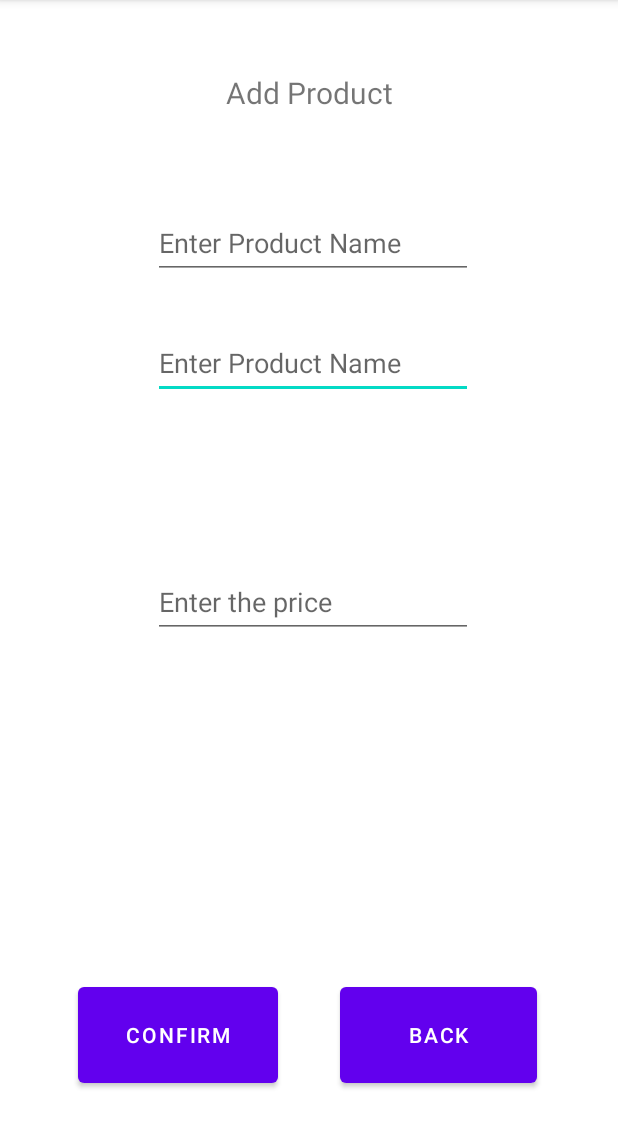
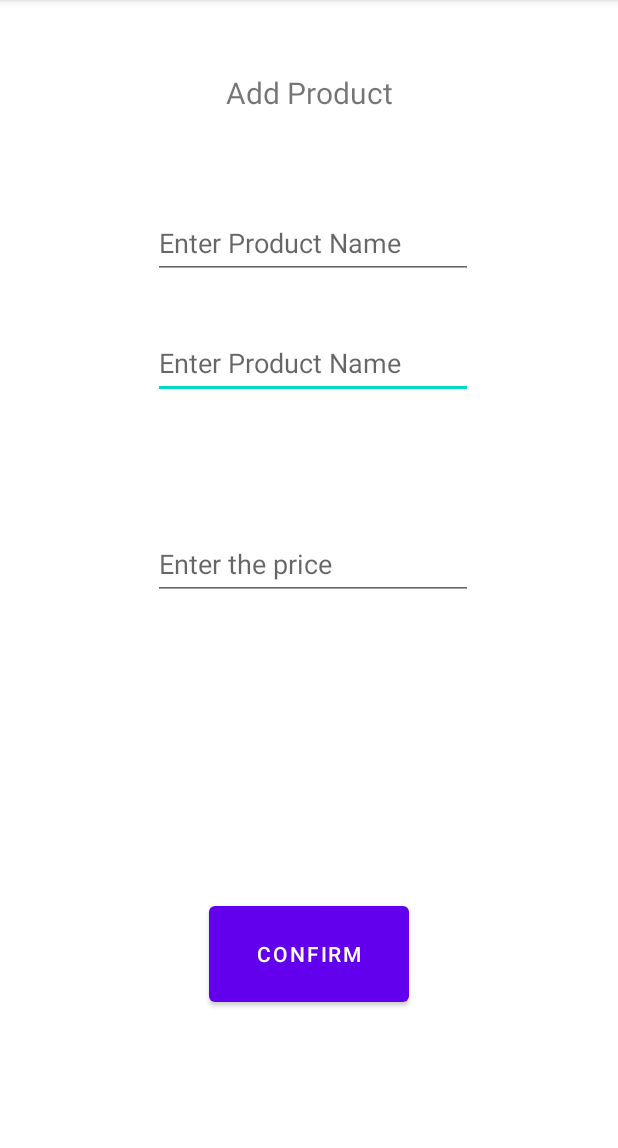
Before and after one commit to muntaqamahmood/eStoreFront, an Android app: the owner_add_product screen opened directly, with no data from a screen before it, on a phone screen of 412 x 824 dp, the part 84-1232 px from its top. Run offline under Robolectric (Android 15) with nearby library versions, the phone set to English and light mode, and no system bars; our stand-ins replace Firebase (no records; nobody signed in at launch, a user with empty details on screens opened directly).

Commit message:
redid some UI
small stuff

```diff
--- a/app/src/main/res/layout/activity_owner_add_product.xml
+++ b/app/src/main/res/layout/activity_owner_add_product.xml
@@ -25,21 +25,16 @@
         android:id="@+id/btnConfirm"
         android:layout_width="133dp"
         android:layout_height="76dp"
-        android:layout_marginStart="52dp"
-        android:layout_marginBottom="40dp"
+        android:layout_marginStart="120dp"
+        android:layout_marginTop="70dp"
+        android:layout_marginEnd="120dp"
+        android:layout_marginBottom="36dp"
         android:onClick="confirmButton"
         android:text="Confirm"
         app:layout_constraintBottom_toBottomOf="parent"
-        app:layout_constraintStart_toStartOf="parent" />
-
-    <Button
-        android:id="@+id/btnAddProductBack"
-        android:layout_width="131dp"
-        android:layout_height="76dp"
-        android:layout_marginEnd="54dp"
-        android:text="Back"
-        app:layout_constraintBaseline_toBaselineOf="@+id/btnConfirm"
-        app:layout_constraintEnd_toEndOf="parent" />
+        app:layout_constraintEnd_toEndOf="parent"
+        app:layout_constraintStart_toStartOf="parent"
+        app:layout_constraintTop_toBottomOf="@+id/txtPrice" />
 
     <EditText
         android:id="@+id/txtBrandName"
@@ -80,7 +75,7 @@
         android:layout_marginStart="102dp"
         android:layout_marginTop="28dp"
         android:layout_marginEnd="100dp"
-        android:layout_marginBottom="144dp"
+        android:layout_marginBottom="70dp"
         android:ems="10"
         android:hint="@string/enter_price"
         android:inputType="textPersonName"
```
